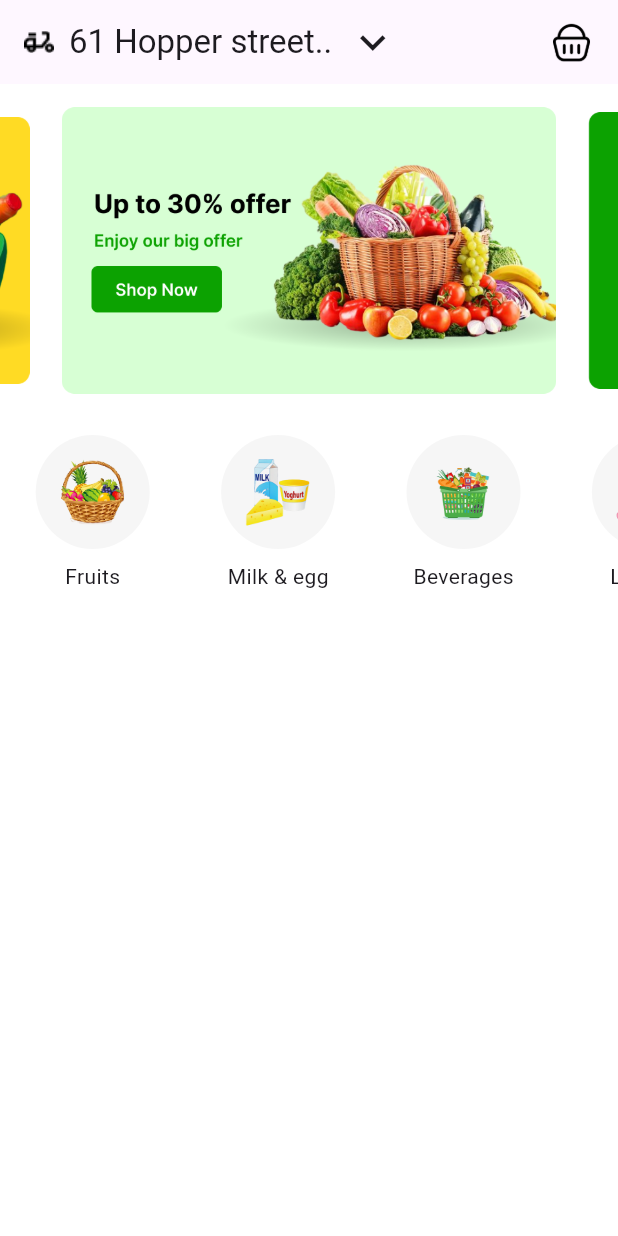
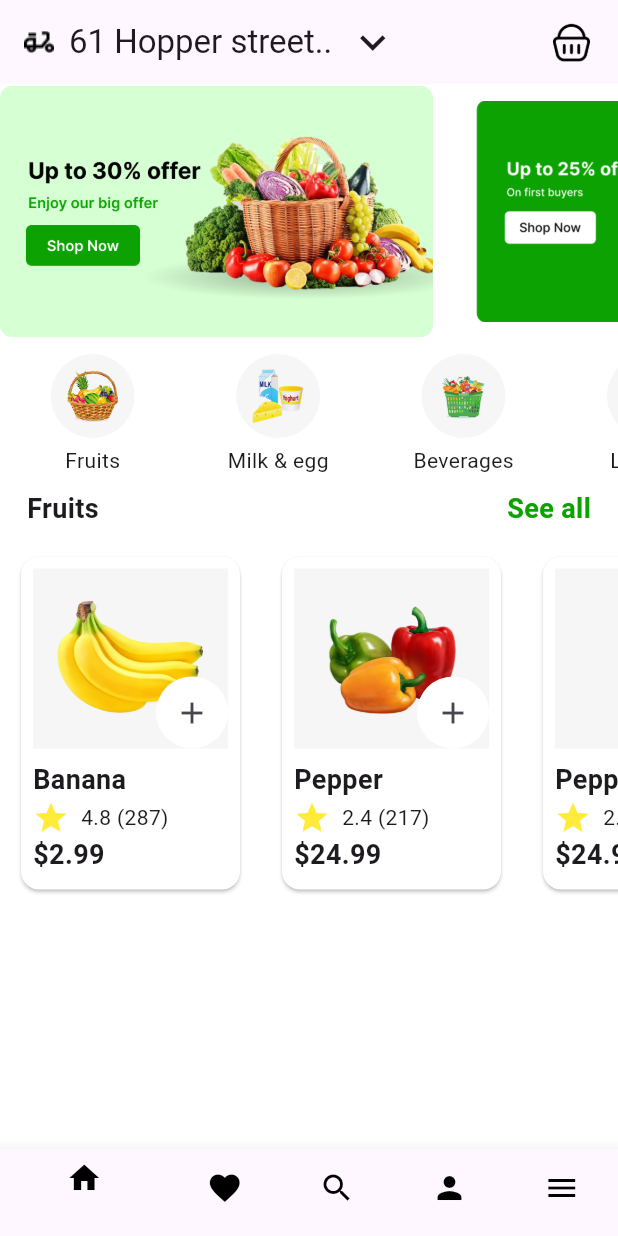
Before and after one commit to mO7MeD11/fruit_store_app, a Flutter app: the screen it shows after launch, on a phone screen of 412 x 824 dp. Run offline on Flutter 3.47's test engine with Material 3 defaults, Android fonts, the phone set to English and light mode, and no system bars; drawn by our look-alikes of carousel_slider.

Commit message:
finish app

```diff
--- a/lib/home/home_body.dart
+++ b/lib/home/home_body.dart
@@ -1,6 +1,9 @@
 import 'package:carousel_slider/carousel_slider.dart';
 import 'package:flutter/material.dart';
 import 'package:pro2/models/category_model.dart';
+import 'package:pro2/models/item_model.dart';
+import 'package:pro2/widgets/custom_container.dart';
+import 'package:pro2/widgets/custom_item.dart';
 
 class HomeBody extends StatefulWidget {
   const HomeBody({super.key});
@@ -23,6 +26,59 @@ class _HomeBodyState extends State<HomeBody> {
     CategoryModel(name: 'Laundry', image: 'assets/image/category1.png'),
   ];
 
+  List<ItemModel> itemsModel = [
+    ItemModel(
+      rate: '4.8 (287)',
+      price: '\$2.99',
+      name: 'Banana',
+      image: 'assets/image/Banana.png',
+    ),
+    ItemModel(
+      rate: '2.4 (217)',
+      price: '\$24.99',
+      name: 'Pepper',
+      image: 'assets/image/Pepper.png',
+    ),
+    ItemModel(
+      rate: '2.4 (217)',
+      price: '\$24.99',
+      name: 'Pepper',
+      image: 'assets/image/image 44 (3).png',
+    ),
+    ItemModel(
+      rate: '2.4 (217)',
+      price: '\$23.99',
+      name: 'Pepper',
+      image: 'assets/image/orange.png',
+    ),
+    ItemModel(
+      rate: '2.4 (217)',
+      price: '\$24.99',
+      name: 'orange',
+      image: 'assets/image/orange.png',
+    ),
+    ItemModel(
+      rate: '2.4 (217)',
+      price: '\$24.99',
+      name: 'Pepper',
+      image: 'assets/image/image 44 (1).png',
+    ),
+  ];
+
+  List<ItemModel> basketList = [];
+
+  void toggleSelection(ItemModel product) {
+    setState(() {
+      if (basketList.contains(product)) {
+        basketList.remove(product);
+      } else {
+        basketList.add(product);
+      }
+    });
+  }
+
+  bool isSelected(itemsModel) => basketList.contains(itemsModel);
+
   @override
   Widget build(BuildContext context) {
     return Column(
@@ -33,16 +89,18 @@ class _HomeBodyState extends State<HomeBody> {
               (BuildContext context, int itemIndex, int pageViewIndex) =>
                   Image.asset(property[itemIndex]),
           options: CarouselOptions(
-            height: 222,
+            viewportFraction: .7,
+            padEnds: false,
+            height: 170,
             aspectRatio: 1,
             autoPlay: true,
-            autoPlayAnimationDuration: Duration(milliseconds: 800),
+            autoPlayAnimationDuration: Duration(seconds: 2),
             enlargeCenterPage: true,
             autoPlayCurve: Curves.fastOutSlowIn,
           ),
         ),
 
-        SizedBox(height: 12),
+        SizedBox(height: 10),
 
         CarouselSlider.builder(
           itemCount: categoryModel.length,
@@ -51,29 +109,78 @@ class _HomeBodyState extends State<HomeBody> {
                 return Column(
                   children: [
                     Container(
-                      padding: EdgeInsets.all(13),
+                      padding: EdgeInsets.all(8),
                       decoration: BoxDecoration(
                         borderRadius: BorderRadius.circular(40),
                         color: Color(0xffF6F6F6),
                       ),
                       child: Image.asset(
                         categoryModel[itemIndex].image,
-                        width: 50,
-                        height: 50,
+                        width: 40,
+                        height: 40,
                       ),
                     ),
-                    SizedBox(height: 8),
+                    SizedBox(height: 5),
                     Text(categoryModel[itemIndex].name),
                   ],
                 );
               },
           options: CarouselOptions(
-            height: 200,
+            height: 90,
             viewportFraction: 0.3,
             enableInfiniteScroll: false,
             padEnds: false,
           ),
         ),
+
+        Padding(
+          padding: const EdgeInsets.symmetric(horizontal: 18),
+          child: Row(
+            children: [
+              Text(
+                'Fruits',
+                style: TextStyle(fontWeight: FontWeight.bold, fontSize: 18),
+              ),
+              Spacer(),
+              Text(
+                'See all',
+                style: TextStyle(
+                  fontWeight: FontWeight.bold,
+                  fontSize: 18,
+                  color: Color(0xff0CA201),
+                ),
+              ),
+            ],
+          ),
+        ),
+
+        SizedBox(height: 5),
+
+        SizedBox(
+          height: 250,
+          width: double.infinity,
+          child: ListView.builder(
+            scrollDirection: Axis.horizontal,
+            itemCount: itemsModel.length,
+            itemBuilder: (context, index) {
+              return Padding(
+                padding: const EdgeInsets.all(10),
+                child: custom_item(
+                  icon: isSelected(itemsModel[index])
+                      ? Icon(Icons.delete)
+                      : Icon(Icons.add),
+                  item: itemsModel[index],
+                  onPressed: () {
+                    toggleSelection(itemsModel[index]);
+                  },
+                ),
+              );
+            },
+          ),
+        ),
+
+        if (basketList.isNotEmpty)
+          CustomContainer(basket: basketList, number: basketList.length),
       ],
     );
   }
--- a/lib/home/home_view.dart
+++ b/lib/home/home_view.dart
@@ -27,6 +27,34 @@ class Home extends StatelessWidget {
         ),
       ),
 
+      bottomNavigationBar: BottomNavigationBar(
+        onTap: (index) {},
+
+        items: [
+          BottomNavigationBarItem(
+            icon: Icon(Icons.home, color: Colors.black),
+            label: "home",
+          ),
+          BottomNavigationBarItem(
+            icon: Icon(Icons.favorite, color: Colors.black),
+            label: "search",
+          ),
+          BottomNavigationBarItem(
+            icon: Icon(Icons.search, color: Colors.black),
+            label: "search",
+          ),
+          BottomNavigationBarItem(
+            icon: Icon(Icons.person, color: Colors.black),
+            label: "person",
+          ),
+
+          BottomNavigationBarItem(
+            icon: Icon(Icons.menu, color: Colors.black),
+            label: "Menu",
+          ),
+        ],
+      ),
+
       body: HomeBody(),
     );
   }
--- /dev/null
+++ b/lib/models/item_model.dart
@@ -0,0 +1,11 @@
+class ItemModel {
+  final String name;
+  final String image;
+  final String rate;
+  final String price;
+
+
+  ItemModel( {
+    required this.rate,
+    required this.price , required this.name, required this.image});
+}
--- /dev/null
+++ b/lib/widgets/custom_container.dart
@@ -0,0 +1,78 @@
+import 'dart:developer';
+
+import 'package:flutter/material.dart';
+import 'package:pro2/models/item_model.dart';
+
+class CustomContainer extends StatelessWidget {
+  const CustomContainer({
+    super.key,
+    required this.basket,
+    required this.number,
+  });
+  final List<ItemModel> basket;
+  final number;
+
+  @override
+  Widget build(BuildContext context) {
+    log(basket.length.toString());
+    return Padding(
+      padding: const EdgeInsets.symmetric(horizontal: 10),
+      child: Container(
+        decoration: BoxDecoration(
+          borderRadius: BorderRadius.circular(12),
+          color: Color(0xff0CA201),
+        ),
+
+        width: double.infinity,
+        height: 70,
+        child: Row(
+          children: [
+            SizedBox(
+              width: 210,
+              height: 50,
+              child: ListView.builder(
+                itemCount: basket.length,
+                scrollDirection: Axis.horizontal,
+                itemBuilder: (context, index) {
+                  return Padding(
+                    padding: const EdgeInsets.all(4.0),
+                    child: Container(
+                      decoration: BoxDecoration(
+                        color: Colors.white,
+                        shape: BoxShape.circle,
+                      ),
+                      width: 30,
+                      height: 70,
+                      child: Image.asset(basket[index].image),
+                    ),
+                  );
+                },
+              ),
+            ),
+            Container(width: 2, height: 40, color: Color(0xffffffff)),
+            SizedBox(width: 8),
+            Text(
+              'View Basket',
+              style: TextStyle(
+                color: Color(0xffFFFFFF),
+                fontSize: 16,
+                fontWeight: FontWeight.w600,
+              ),
+            ),
+            SizedBox(width: 8),
+            Badge(
+              label: Text(number.toString()),
+              textStyle: TextStyle(fontSize: 15, color: Colors.red),
+              child: Image.asset(
+                'assets/image/Icons.png',
+                width: 30,
+                height: 30,
+                color: Colors.white,
+              ),
+            ),
+          ],
+        ),
+      ),
+    );
+  }
+}
--- /dev/null
+++ b/lib/widgets/custom_item.dart
@@ -0,0 +1,65 @@
+import 'package:flutter/material.dart';
+import 'package:pro2/models/item_model.dart';
+
+class custom_item extends StatelessWidget {
+  const custom_item({super.key, required this.item, required this.onPressed,required this.icon,
+  });
+  final Icon icon;
+  final ItemModel item;
+  final void Function() onPressed;
+  @override
+  Widget build(BuildContext context) {
+    return Card(
+      color: Color(0xffffffff),
+      child: SizedBox(
+        height: 300,
+        child: Padding(
+          padding: const EdgeInsets.all(8),
+          child: Column(
+            crossAxisAlignment: CrossAxisAlignment.start,
+            children: [
+              Stack(
+                alignment: Alignment.bottomRight,
+                children: [
+                  Container(
+                    padding: EdgeInsets.all(10),
+                    color: Color(0xffF6F6F6),
+                    width: 130,
+                    height: 120,
+                    child: Image.asset(item.image),
+                  ),
+                  Container(
+                    decoration: BoxDecoration(
+                      shape: BoxShape.circle,
+                      color: Color(0xffFFFFFF),
+                    ),
+                    child: IconButton(
+                      onPressed: onPressed,
+                      icon: icon,
+                    ),
+                  ),
+                ],
+              ),
+              SizedBox(height: 8),
+              Text(
+                item.name,
+                style: TextStyle(fontWeight: FontWeight.bold, fontSize: 18),
+              ),
+              Row(
+                children: [
+                  Icon(Icons.star, color: Colors.yellow),
+                  SizedBox(width: 8),
+                  Text(item.rate),
+                ],
+              ),
+              Text(
+                item.price,
+                style: TextStyle(fontSize: 18, fontWeight: FontWeight.bold),
+              ),
+            ],
+          ),
+        ),
+      ),
+    );
+  }
+}
```
